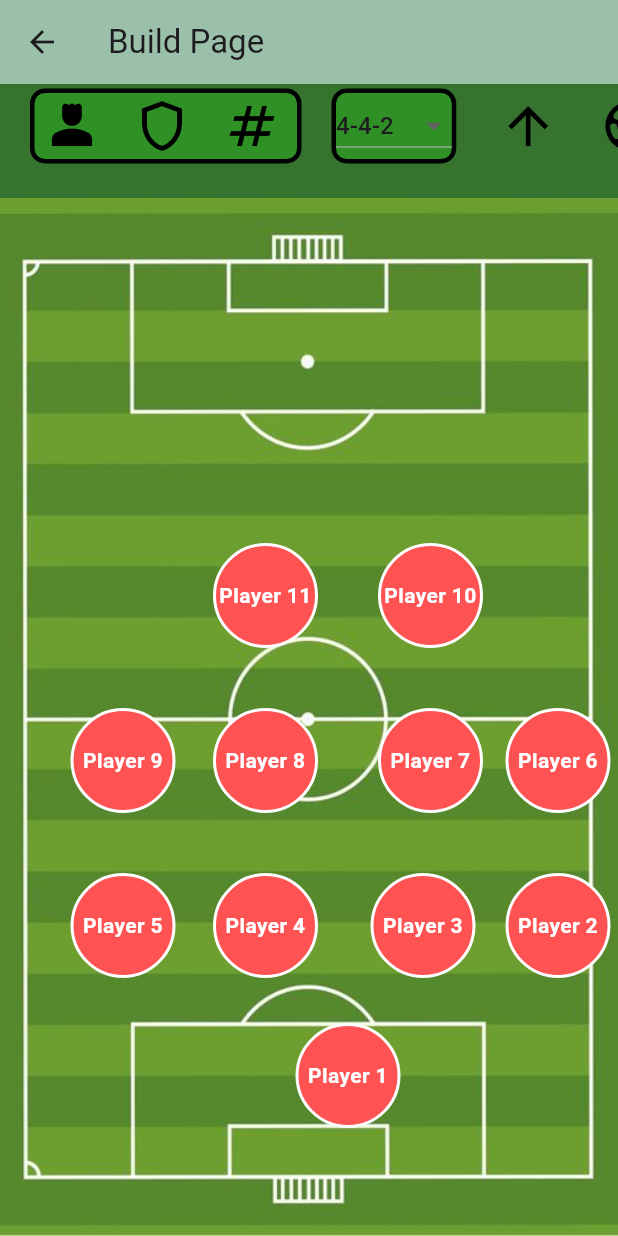
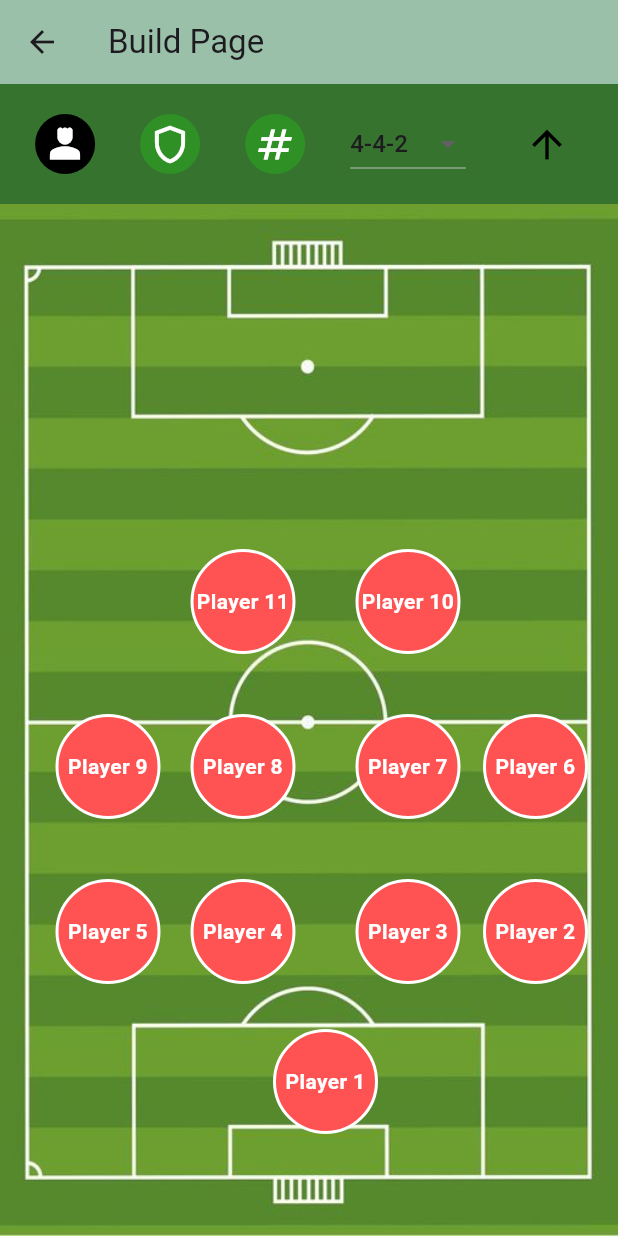
Before and after one commit to Amanuelm/B.U.T, a Flutter app: the BuildPage screen opened directly, after a tap on the "arrow downward" icon, on a phone screen of 412 x 824 dp. Run offline on Flutter 3.47's test engine with Material 3 defaults, Android fonts, the phone set to English and light mode, and no system bars; our stand-ins replace google_fonts.

Commit message:
looks better

```diff
--- a/lib/build.dart
+++ b/lib/build.dart
@@ -1,6 +1,4 @@
-import 'dart:ui';
 import 'package:flutter/material.dart';
-import 'package:flutter/widgets.dart';
 
 class BuildPage extends StatefulWidget {
   @override
@@ -8,49 +6,88 @@ class BuildPage extends StatefulWidget {
 }
 
 class _BuildPageState extends State<BuildPage> {
-  String? selectedItem = '4-4-2';
-  bool direction = true;
-  Offset player1Position = Offset(145, 24);
-  Offset player2Position = Offset(5, 124);
-  Offset player3Position = Offset(95, 124);
-  Offset player4Position = Offset(200, 124);
-  Offset player5Position = Offset(295, 124);
-  Offset player6Position = Offset(5, 234);
-  Offset player7Position = Offset(95, 234);
-  Offset player8Position = Offset(200, 234);
-  Offset player9Position = Offset(295, 234);
-  Offset player10Position = Offset(95, 344);
-  Offset player11Position = Offset(200, 344);
-  void flip(BuildContext context) {
+  String? selectedFormation = '4-4-2';
+  bool isFlipped = false;
+
+  String selectedButton = 'person'; // Default is 'person'
+
+  List<Offset> positions = [
+    Offset(160, 24),
+    Offset(20, 124),
+    Offset(105, 124),
+    Offset(215, 124),
+    Offset(305, 124),
+    Offset(20, 234),
+    Offset(105, 234),
+    Offset(215, 234),
+    Offset(305, 234),
+    Offset(105, 344),
+    Offset(215, 344)
+  ];
+
+  void updateFormation() {
     setState(() {
-      direction = !direction;
-      double maxW = MediaQuery.of(context).size.width - 70;
-      double maxH = MediaQuery.of(context).size.height - 250;
-      if (direction == false) {
-        player1Position = Offset(maxW - 145, maxH - 24);
-        player2Position = Offset(maxW - 5, maxH - 124);
-        player3Position = Offset(maxW - 95, maxH - 124);
-        player4Position = Offset(maxW - 200, maxH - 124);
-        player5Position = Offset(maxW - 295, maxH - 124);
-        player6Position = Offset(maxW - 5, maxH - 234);
-        player7Position = Offset(maxW - 90, maxH - 234);
-        player8Position = Offset(maxW - 200, maxH - 234);
-        player9Position = Offset(maxW - 295, maxH - 234);
-        player10Position = Offset(maxW - 90, maxH - 344);
-        player11Position = Offset(maxW - 200, maxH - 344);
-      } else {
-        player1Position = Offset(145, 24);
-        player2Position = Offset(5, 124);
-        player3Position = Offset(90, 124);
-        player4Position = Offset(200, 124);
-        player5Position = Offset(295, 124);
-        player6Position = Offset(5, 234);
-        player7Position = Offset(90, 234);
-        player8Position = Offset(200, 234);
-        player9Position = Offset(295, 234);
-        player10Position = Offset(90, 344);
-        player11Position = Offset(200, 344);
+      if (selectedFormation == '4-4-2') {
+        positions = [
+          Offset(160, 24),
+          Offset(20, 124),
+          Offset(105, 124),
+          Offset(215, 124),
+          Offset(305, 124),
+          Offset(20, 234),
+          Offset(105, 234),
+          Offset(215, 234),
+          Offset(305, 234),
+          Offset(105, 344),
+          Offset(215, 344)
+        ];
+      } else if (selectedFormation == '4-3-3') {
+        positions = [
+          Offset(160, 24),
+          Offset(20, 124),
+          Offset(105, 124),
+          Offset(215, 124),
+          Offset(305, 124),
+          Offset(40, 234),
+          Offset(160, 234),
+          Offset(285, 234),
+          Offset(160, 344),
+          Offset(40, 344),
+          Offset(285, 344)
+        ];
+      } else if (selectedFormation == '4-2-3-1') {
+        positions = [
+          Offset(160, 24),
+          Offset(20, 124),
+          Offset(105, 124),
+          Offset(215, 124),
+          Offset(305, 124),
+          Offset(105, 234),
+          Offset(40, 344),
+          Offset(215, 234),
+          Offset(162, 454),
+          Offset(160, 344),
+          Offset(285, 344)
+        ];
       }
+      if (isFlipped) flipPositions();
+    });
+  }
+
+  void flipPositions() {
+    setState(() {
+      double maxWidth = MediaQuery.of(context).size.width - 70;
+      double maxHeight = MediaQuery.of(context).size.height - 250;
+      positions = positions.map((pos) {
+        return Offset(maxWidth - pos.dx, maxHeight - pos.dy);
+      }).toList();
+    });
+  }
+
+  void toggleFlip() {
+    setState(() {
+      isFlipped = !isFlipped;
+      flipPositions();
     });
   }
 
@@ -66,105 +103,65 @@ class _BuildPageState extends State<BuildPage> {
         child: Column(
           mainAxisAlignment: MainAxisAlignment.center,
           children: [
-              // Top control section
-              Container(
-                width: double.infinity,
-                child: SingleChildScrollView(
-                  scrollDirection: Axis.horizontal,
-                  child: Row(children: [
-                    SizedBox(width: 20),
-                    // Icon row
-                    Container(
-                      height: 50.0,
-                      decoration: BoxDecoration(
-                        color: const Color.fromARGB(255, 47, 144, 38),
-                        border: Border.all(
-                          color: const Color.fromARGB(255, 0, 1, 2),
-                          width: 3,
-                        ),
-                        borderRadius: BorderRadius.circular(10),
-                      ),
-                      child: const Row(
-                        children: [
-                          SizedBox(width: 5),
-                          Icon(
-                            Icons.person_4,
-                            color: Colors.black,
-                            size: 40.0,
-                          ),
-                          SizedBox(width: 20),
-                          Icon(
-                            Icons.shield_outlined,
-                            color: Colors.black,
-                            size: 40.0,
-                          ),
-                          SizedBox(width: 20),
-                          Icon(
-                            Icons.numbers,
-                            color: Colors.black,
-                            size: 40.0,
-                          ),
-                          SizedBox(width: 10),
+            _buildTopControls(),
+            Expanded(child: _buildFootballPitch()),
           ],
         ),
       ),
-                    SizedBox(width: 20),
-                    // Dropdown for formations
-                    Container(
-                      height: 50.0,
-                      decoration: BoxDecoration(
-                        color: const Color.fromARGB(255, 47, 144, 38),
-                        borderRadius: BorderRadius.circular(10),
-                        border: Border.all(
-                          color: const Color.fromARGB(255, 0, 1, 2),
-                          width: 3,
+    );
+  }
+
+  Widget _buildTopControls() {
+    return Container(
+      alignment: Alignment.center,
+      width: 900, // Reduced width
+      height: 80.0,
+      child: SingleChildScrollView(
+        scrollDirection: Axis.horizontal,
+        child: Row(
+          mainAxisAlignment: MainAxisAlignment.center,
+          children: [
+            _buildIconButton(Icons.person_4, 'person'),
+            SizedBox(width: 30),
+            _buildIconButton(Icons.shield_outlined, 'shield'),
+            SizedBox(width: 30),
+            _buildIconButton(Icons.numbers, 'numbers'),
+            SizedBox(width: 30),
+            _buildFormationDropdown(),
+            SizedBox(width: 30),
+            _buildFlipButton(),
+          ],
         ),
       ),
-                      child: DropdownButton<String>(
-                        dropdownColor: Color.fromARGB(255, 27, 109, 20),
-                        value: selectedItem,
-                        items: <String>['4-4-2', '4-2-3-1', '4-3-3']
-                            .map((String value) {
-                          return DropdownMenuItem<String>(
-                            value: value,
-                            child: Text(value),
     );
-                        }).toList(),
-                        onChanged: (newValue) {
+  }
+
+  Widget _buildIconButton(IconData icon, String buttonType) {
+    return GestureDetector(
+      onTap: () {
         setState(() {
-                            selectedItem = newValue!;
+          selectedButton = buttonType;
         });
       },
+      child: Container(
+        padding: EdgeInsets.all(5),
+        decoration: BoxDecoration(
+          color: selectedButton == buttonType
+              ? Colors.black
+              : Color.fromARGB(255, 47, 144, 38),
+          shape: BoxShape.circle,
+        ),
+        child: Icon(
+          icon,
+          color: Colors.white,
+          size: 30.0,
         ),
       ),
-                    SizedBox(width: 20),
-                    // Direction change button
-                    IconButton(
-                      icon: Icon(
-                        direction
-                            ? Icons.arrow_downward_sharp
-                            : Icons.arrow_upward_sharp,
-                        color: Colors.black,
-                        size: 40.0,
-                      ),
-                      onPressed: () {
-                        flip(context);
-                      },
-                    ),
-                    const SizedBox(width: 20),
-                    // Football icon
-                    Icon(
-                      Icons.sports_soccer_sharp,
-                      color: Colors.black,
-                      size: 40.0,
-                    ),
-                  ]),
-                ),
-              ),
-              const SizedBox(height: 20),
-              // Expanded stack to properly layout the football pitch and draggable players
-              Expanded(
-                child: Stack(
+    );
+  }
+
+  Widget _buildFootballPitch() {
+    return Stack(
       children: [
         Positioned.fill(
           child: Image.asset(
@@ -172,125 +169,56 @@ class _BuildPageState extends State<BuildPage> {
             fit: BoxFit.cover,
           ),
         ),
+        for (int i = 0; i < positions.length; i++)
           Positioned(
-                      left: player1Position.dx,
-                      top: player1Position.dy,
-                      child: Draggable(
-                        data: 'Player 1',
-                        feedback:
-                            _buildPlayerNode('Player 1', Colors.redAccent),
-                        child: _buildPlayerNode('Player 1', Colors.redAccent),
-                      ),
-                    ),
-                    Positioned(
-                      left: player2Position.dx,
-                      top: player2Position.dy,
-                      child: Draggable(
-                        data: 'Player 2',
-                        feedback:
-                            _buildPlayerNode('Player 2', Colors.redAccent),
-                        child: _buildPlayerNode('Player 2', Colors.redAccent),
-                      ),
-                    ),
-                    Positioned(
-                      left: player3Position.dx,
-                      top: player3Position.dy,
-                      child: Draggable(
-                        data: 'Player 3',
-                        feedback:
-                            _buildPlayerNode('Player 3', Colors.redAccent),
-                        child: _buildPlayerNode('Player 3', Colors.redAccent),
-                      ),
-                    ),
-                    Positioned(
-                      left: player4Position.dx,
-                      top: player4Position.dy,
-                      child: Draggable(
-                        data: 'Player 4',
-                        feedback:
-                            _buildPlayerNode('Player 4', Colors.redAccent),
-                        child: _buildPlayerNode('Player 4', Colors.redAccent),
-                      ),
-                    ),
-                    Positioned(
-                      left: player5Position.dx,
-                      top: player5Position.dy,
-                      child: Draggable(
-                        data: 'Player 5',
-                        feedback:
-                            _buildPlayerNode('Player 5', Colors.redAccent),
-                        child: _buildPlayerNode('Player 5', Colors.redAccent),
-                      ),
-                    ),
-                    Positioned(
-                      left: player6Position.dx,
-                      top: player6Position.dy,
-                      child: Draggable(
-                        data: 'Player 6',
-                        feedback:
-                            _buildPlayerNode('Player 6', Colors.redAccent),
-                        child: _buildPlayerNode('Player 6', Colors.redAccent),
-                      ),
-                    ),
-                    Positioned(
-                      left: player7Position.dx,
-                      top: player7Position.dy,
-                      child: Draggable(
-                        data: 'Player 7',
-                        feedback:
-                            _buildPlayerNode('Player 7', Colors.redAccent),
-                        child: _buildPlayerNode('Player 7', Colors.redAccent),
-                      ),
-                    ),
-                    Positioned(
-                      left: player8Position.dx,
-                      top: player8Position.dy,
-                      child: Draggable(
-                        data: 'Player 8',
-                        feedback:
-                            _buildPlayerNode('Player 8', Colors.redAccent),
-                        child: _buildPlayerNode('Player 8', Colors.redAccent),
-                      ),
-                    ),
-                    Positioned(
-                      left: player9Position.dx,
-                      top: player9Position.dy,
-                      child: Draggable(
-                        data: 'Player 9',
-                        feedback:
-                            _buildPlayerNode('Player 9', Colors.redAccent),
-                        child: _buildPlayerNode('Player 9', Colors.redAccent),
-                      ),
-                    ),
-                    Positioned(
-                      left: player10Position.dx,
-                      top: player10Position.dy,
-                      child: Draggable(
-                        data: 'Player 10',
-                        feedback:
-                            _buildPlayerNode('Player 10', Colors.redAccent),
-                        child: _buildPlayerNode('Player 10', Colors.redAccent),
-                      ),
-                    ),
-                    Positioned(
-                      left: player11Position.dx,
-                      top: player11Position.dy,
-                      child: Draggable(
-                        data: 'Player 11',
-                        feedback:
-                            _buildPlayerNode('Player 11', Colors.redAccent),
-                        child: _buildPlayerNode('Player 11', Colors.redAccent),
+            left: positions[i].dx,
+            top: positions[i].dy,
+            child: GestureDetector(
+              onPanUpdate: (details) {
+                setState(() {
+                  positions[i] = Offset(
+                    positions[i].dx + details.delta.dx,
+                    positions[i].dy + details.delta.dy,
+                  );
+                });
+              },
+              child: _buildPlayer(i + 1),
             ),
           ),
       ],
+    );
+  }
+
+  Widget _buildPlayer(int playerNumber) {
+    if (selectedButton == 'person') {
+      return _buildPlayerNode('Player $playerNumber', Colors.redAccent);
+    } else if (selectedButton == 'shield') {
+      return _buildPlayerBadge('Player $playerNumber', Colors.redAccent);
+    } else if (selectedButton == 'numbers') {
+      return _buildPlayerSquare('$playerNumber', Colors.redAccent);
+    }
+    return Container();
+  }
+
+  Widget _buildPlayerSquare(String number, Color color) {
+    return Container(
+      width: 70,
+      height: 70,
+      decoration: BoxDecoration(
+        color: color,
+        borderRadius: BorderRadius.circular(10),
+        border: Border.all(color: Colors.white, width: 2),
+      ),
+      child: Center(
+        child: Text(
+          number,
+          style: TextStyle(color: Colors.white, fontWeight: FontWeight.bold),
+          textAlign: TextAlign.center,
         ),
       ),
-            ],
-          ),
-        ));
+    );
   }
 
-  // Function to build the draggable player node
   Widget _buildPlayerNode(String playerName, Color color) {
     return Container(
       width: 70,
@@ -310,14 +238,68 @@ class _BuildPageState extends State<BuildPage> {
     );
   }
 
-  // Helper function to ensure players stay within the screen bounds
-//   double _ensureInBounds(double value, BuildContext context) {
-//     double maxWidth = MediaQuery.of(context).size.width;
-//     double maxHeight = MediaQuery.of(context).size.height;
-//     // Ensure that the player stays within screen limits
-//     if (value < 0) return 0;
-//     if (value > maxWidth - 60) return maxWidth - 60;
-//     if (value > maxHeight - 60) return maxHeight - 60;
-//     return value;
-//   }
+  Widget _buildPlayerBadge(String playerName, Color color) {
+    return ClipPath(
+      clipper: ShieldClipper(),
+      child: Container(
+        width: 70,
+        height: 70,
+        color: color,
+        child: Center(
+          child: Text(
+            playerName,
+            style: TextStyle(color: Colors.white, fontWeight: FontWeight.bold),
+            textAlign: TextAlign.center,
+          ),
+        ),
+      ),
+    );
   }
+
+  Widget _buildFormationDropdown() {
+    return DropdownButton<String>(
+      dropdownColor: Color.fromARGB(255, 27, 109, 20),
+      value: selectedFormation,
+      items: <String>['4-4-2', '4-2-3-1', '4-3-3'].map((String value) {
+        return DropdownMenuItem<String>(
+          value: value,
+          child: Text(value),
+        );
+      }).toList(),
+      onChanged: (newValue) {
+        setState(() {
+          selectedFormation = newValue;
+          updateFormation();
+        });
+      },
+    );
+  }
+
+  Widget _buildFlipButton() {
+    return IconButton(
+      icon: Icon(
+        isFlipped ? Icons.arrow_upward_sharp : Icons.arrow_downward_sharp,
+        color: Colors.black,
+        size: 30.0,
+      ),
+      onPressed: toggleFlip,
+    );
+  }
+}
+
+class ShieldClipper extends CustomClipper<Path> {
+  @override
+  Path getClip(Size size) {
+    final path = Path();
+    path.moveTo(size.width * 0.5, 0);
+    path.lineTo(size.width, size.height * 0.3);
+    path.quadraticBezierTo(
+        size.width, size.height, size.width * 0.5, size.height);
+    path.quadraticBezierTo(0, size.height, 0, size.height * 0.3);
+    path.close();
+    return path;
+  }
+
+  @override
+  bool shouldReclip(CustomClipper<Path> oldClipper) => false;
+}
--- a/pubspec.yaml
+++ b/pubspec.yaml
@@ -34,6 +34,7 @@ dependencies:
   # The following adds the Cupertino Icons font to your application.
   # Use with the CupertinoIcons class for iOS style icons.
   cupertino_icons: ^1.0.6
+  morphable_shape: ^1.6.6
 
 dev_dependencies:
   flutter_test:
```
Also changed, not shown: pubspec.lock. Lines whose indentation alone changed are shown as unchanged.
